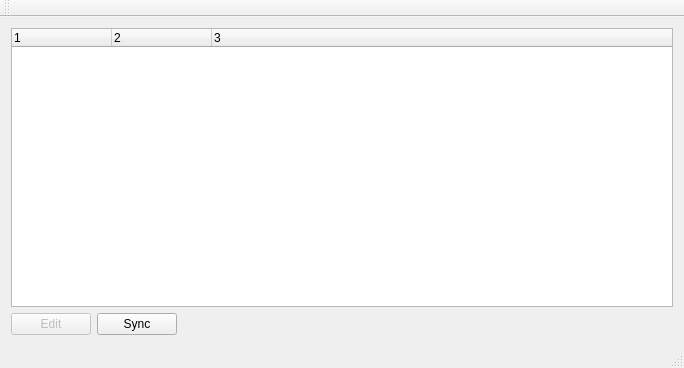
Before: the Qt Designer form src/MainApp/MainWindow.ui in petrytar/GoogleContacts, drawn with Qt 5.
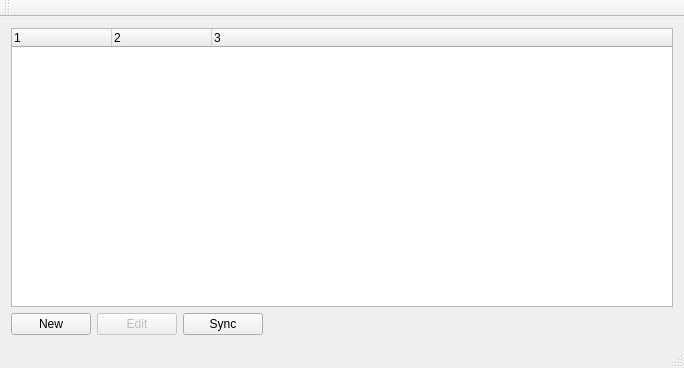
After: the same form once the commit is applied. Icons and pictures are not drawn.

Diff of the .ui file:
```diff
--- a/src/MainApp/MainWindow.ui
+++ b/src/MainApp/MainWindow.ui
@@ -39,6 +39,13 @@
     </item>
     <item>
      <layout class="QHBoxLayout" name="horizontalLayout">
+      <item>
+       <widget class="QPushButton" name="newButton">
+        <property name="text">
+         <string>New</string>
+        </property>
+       </widget>
+      </item>
       <item>
        <widget class="QPushButton" name="editButton">
         <property name="enabled">
```
Left out of the diff: 9 changed lines with no effect on the pictures.
